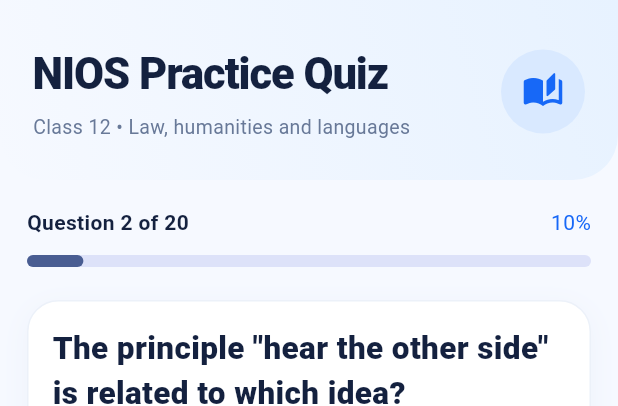
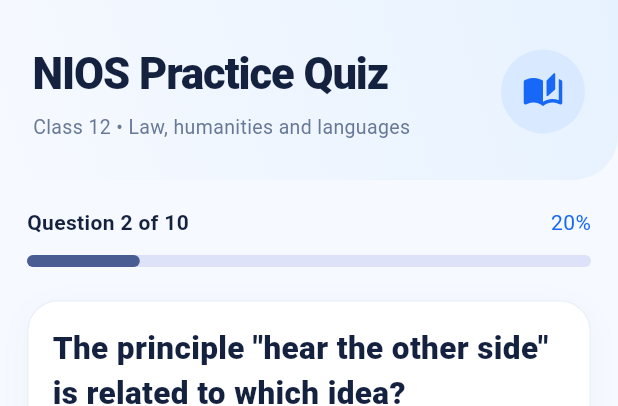
Before and after one commit to shuvinexofficial143-design/StudyVerse, a Flutter app: the QuizScreen widget shown alone on an empty page, opened directly, after a tap on "Start Quick Quiz", after a tap on "Part I", after a tap on "Next Question", on a phone screen of 412 x 824 dp. Shown: the top 406 px of the screen. Run offline on Flutter 3.47's test engine with Material 3 defaults, Android fonts, the phone set to English and light mode, and no system bars; our stand-ins replace file_picker, flutter_secure_storage, image_picker, just_audio, shared_preferences, supabase_flutter; missing offline and left inert: pdfrx, record; accounts and stored records are empty.

Commit message:
fix: accurate NIOS quiz totals, back answers, review explanations and attempt history

```diff
--- a/lib/study_screens.dart
+++ b/lib/study_screens.dart
@@ -453,6 +453,7 @@ class QuizScreenState extends State<QuizScreen> {
   int index = 0;
   int score = 0;
   int? selectedAnswer;
+  List<int?> answers = [];
   String quizSubject = 'Mixed NIOS';
 
   List<QuizItem> get currentQuestions {
@@ -486,7 +487,7 @@ class QuizScreenState extends State<QuizScreen> {
     if (index > 0) {
       setState(() {
         index--;
-        selectedAnswer = null;
+        selectedAnswer = answers[index];
       });
       return true;
     }
@@ -500,18 +501,33 @@ class QuizScreenState extends State<QuizScreen> {
     index = 0;
     score = 0;
     selectedAnswer = null;
+    answers = List<int?>.filled(currentQuestions.length, null);
   });
 
   Future<void> _next() async {
     if (selectedAnswer == null) return;
-    if (selectedAnswer == currentQuestions[index].answer) score++;
+    answers[index] = selectedAnswer;
     if (index == currentQuestions.length - 1) {
-      await StudyStorage.saveQuizScore(score);
-      if (mounted) setState(() => finished = true);
+      final questions = currentQuestions;
+      final totalCorrect = [
+        for (var i = 0; i < questions.length; i++)
+          if (answers[i] == questions[i].answer) i,
+      ].length;
+      await StudyStorage.saveQuizResult(
+        subject: quizSubject,
+        correct: totalCorrect,
+        total: questions.length,
+      );
+      if (mounted) {
+        setState(() {
+          score = totalCorrect;
+          finished = true;
+        });
+      }
     } else {
       setState(() {
         index++;
-        selectedAnswer = null;
+        selectedAnswer = answers[index];
       });
     }
   }
@@ -570,9 +586,46 @@ class QuizScreenState extends State<QuizScreen> {
         Center(child: Icon(score >= (currentQuestions.length * .7) ? Icons.workspace_premium :
           Icons.auto_stories, color: studyBlue, size: 75)),
         const SizedBox(height: 12),
-        Center(child: Text('$score / ${quizItems.length}',
+        Center(child: Text('$score / ${currentQuestions.length}',
           style: const TextStyle(fontWeight: FontWeight.w900, fontSize: 42))),
         const Center(child: Text('Quiz completed!')),
+        const SizedBox(height: 18),
+        const StudySection('Review your answers'),
+        for (var questionIndex = 0;
+            questionIndex < currentQuestions.length;
+            questionIndex++) ...[
+          StudyPanel(child: Column(
+            crossAxisAlignment: CrossAxisAlignment.start,
+            children: [
+              Row(children: [
+                Icon(
+                  answers[questionIndex] ==
+                      currentQuestions[questionIndex].answer
+                      ? Icons.check_circle : Icons.cancel,
+                  color: answers[questionIndex] ==
+                      currentQuestions[questionIndex].answer
+                      ? const Color(0xFF159E74) : Colors.redAccent,
+                ),
+                const SizedBox(width: 8),
+                Expanded(child: Text(currentQuestions[questionIndex].question,
+                  style: const TextStyle(fontWeight: FontWeight.w700))),
+              ]),
+              const SizedBox(height: 8),
+              Text('Your answer: ' +
+                (answers[questionIndex] == null ? 'Not answered'
+                : currentQuestions[questionIndex].options[
+                    answers[questionIndex]!])),
+              const SizedBox(height: 5),
+              Text('Correct answer: ' +
+                currentQuestions[questionIndex].options[
+                    currentQuestions[questionIndex].answer],
+                style: const TextStyle(color: Color(0xFF12966F))),
+              const SizedBox(height: 5),
+              Text(currentQuestions[questionIndex].explanation),
+            ],
+          )),
+          const SizedBox(height: 9),
+        ],
         const SizedBox(height: 20),
         FilledButton(onPressed: _start, child: const Text('Try again')),
         TextButton(onPressed: () => setState(() {
@@ -580,14 +633,14 @@ class QuizScreenState extends State<QuizScreen> {
         }), child: const Text('Back to Quiz Zone')),
       ] else ...[
         Row(children: [
-          Expanded(child: Text('Question ${index + 1} of ${quizItems.length}',
+          Expanded(child: Text('Question ${index + 1} of ${currentQuestions.length}',
             style: const TextStyle(fontWeight: FontWeight.w700))),
-          Text('${((index + 1) / quizItems.length * 100).round()}%',
+          Text('${((index + 1) / currentQuestions.length * 100).round()}%',
             style: const TextStyle(color: studyBlue)),
         ]),
         const SizedBox(height: 12),
         LinearProgressIndicator(
-          value: (index + 1) / quizItems.length,
+          value: (index + 1) / currentQuestions.length,
           minHeight: 8, borderRadius: BorderRadius.circular(20)),
         const SizedBox(height: 22),
         StudyPanel(child: Column(
@@ -615,7 +668,7 @@ class QuizScreenState extends State<QuizScreen> {
             ],
             SizedBox(width: double.infinity,
               child: FilledButton(onPressed: selectedAnswer == null ? null : _next,
-                child: Text(index == quizItems.length - 1
+                child: Text(index == currentQuestions.length - 1
                     ? 'Finish Quiz' : 'Next Question'))),
           ],
         )),
```
